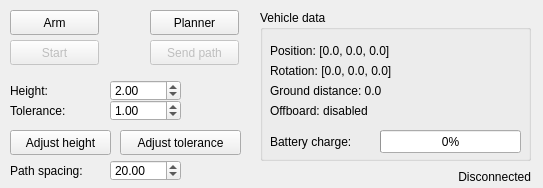
Old version of the form ui/user_interface.ui in the repository Lukerrr/eagle-control.
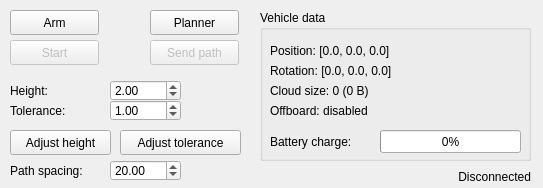
New version of the form.

Commit message: Removed ground distance, added cloud size

```diff
--- a/ui/user_interface.ui
+++ b/ui/user_interface.ui
@@ -80,7 +80,7 @@
       </rect>
      </property>
      <property name="text">
-      <string>Ground distance: 0.0</string>
+      <string>Cloud size: 0 (0 B)</string>
      </property>
     </widget>
     <widget class="QLabel" name="droneStateMode">
```
Left out of the diff: 2 changed lines with no effect on the pictures. The commit also changes 13 other files.
